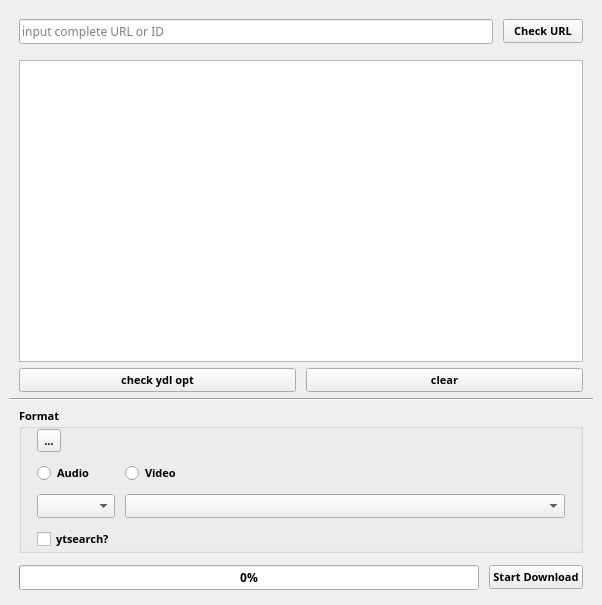
Qt form ui/main_v2.ui (3636382e35/ytdlp-gui) before a commit.
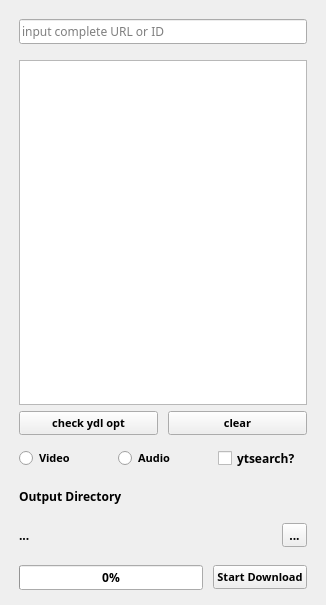
The same form after that commit.

```diff
--- a/ui/main_v2.ui
+++ b/ui/main_v2.ui
@@ -6,7 +6,7 @@
    <rect>
     <x>0</x>
     <y>0</y>
-    <width>602</width>
+    <width>326</width>
     <height>605</height>
    </rect>
   </property>
@@ -62,21 +62,6 @@
         </property>
        </widget>
       </item>
-      <item>
-       <widget class="QPushButton" name="check_url_button">
-        <property name="font">
-         <font>
-          <family>JetBrainsMonoNL NFM</family>
-          <pointsize>8</pointsize>
-          <weight>75</weight>
-          <bold>true</bold>
-         </font>
-        </property>
-        <property name="text">
-         <string>Check URL</string>
-        </property>
-       </widget>
-      </item>
      </layout>
     </item>
     <item>
@@ -153,13 +138,6 @@
       </item>
      </layout>
     </item>
-    <item>
-     <widget class="Line" name="line">
-      <property name="orientation">
-       <enum>Qt::Horizontal</enum>
-      </property>
-     </widget>
-    </item>
     <item>
      <layout class="QHBoxLayout" name="horizontalLayout_5">
       <property name="spacing">
@@ -168,11 +146,17 @@
       <property name="leftMargin">
        <number>10</number>
       </property>
+      <property name="topMargin">
+       <number>6</number>
+      </property>
       <property name="rightMargin">
        <number>10</number>
       </property>
+      <property name="bottomMargin">
+       <number>6</number>
+      </property>
       <item>
-       <widget class="QGroupBox" name="groupBox">
+       <widget class="QRadioButton" name="format_video_Rbtn">
         <property name="font">
          <font>
           <family>JetBrainsMonoNL NFM</family>
@@ -181,26 +165,12 @@
           <bold>true</bold>
          </font>
         </property>
-        <property name="title">
-         <string>Format</string>
+        <property name="text">
+         <string>Video</string>
         </property>
-        <layout class="QGridLayout" name="gridLayout">
-         <property name="leftMargin">
-          <number>15</number>
-         </property>
-         <property name="topMargin">
-          <number>0</number>
-         </property>
-         <property name="rightMargin">
-          <number>15</number>
-         </property>
-         <property name="bottomMargin">
-          <number>0</number>
-         </property>
-         <property name="spacing">
-          <number>10</number>
-         </property>
-         <item row="2" column="0">
+       </widget>
+      </item>
+      <item>
           <widget class="QRadioButton" name="format_audio_Rbtn">
            <property name="font">
             <font>
@@ -215,42 +185,76 @@
            </property>
           </widget>
          </item>
-         <item row="4" column="0">
+      <item>
           <widget class="QCheckBox" name="yt_search_chkbx">
            <property name="text">
             <string>ytsearch?</string>
            </property>
           </widget>
          </item>
-         <item row="2" column="1">
-          <widget class="QRadioButton" name="format_video_Rbtn">
-           <property name="font">
-            <font>
-             <family>JetBrainsMonoNL NFM</family>
-             <pointsize>8</pointsize>
-             <weight>75</weight>
-             <bold>true</bold>
-            </font>
-           </property>
+     </layout>
+    </item>
+    <item>
+     <layout class="QHBoxLayout" name="horizontalLayout_4" stretch="0">
+      <property name="spacing">
+       <number>10</number>
+      </property>
+      <property name="leftMargin">
+       <number>10</number>
+      </property>
+      <property name="topMargin">
+       <number>6</number>
+      </property>
+      <property name="rightMargin">
+       <number>10</number>
+      </property>
+      <property name="bottomMargin">
+       <number>6</number>
+      </property>
+      <item>
+       <widget class="QLabel" name="label">
+        <property name="lineWidth">
+         <number>0</number>
+        </property>
            <property name="text">
-            <string>Video</string>
+         <string>Output Directory</string>
            </property>
           </widget>
          </item>
-         <item row="3" column="1">
-          <widget class="QComboBox" name="comboBox_3"/>
-         </item>
-         <item row="3" column="0">
-          <widget class="QComboBox" name="comboBox_2"/>
-         </item>
-         <item row="1" column="0">
+     </layout>
+    </item>
+    <item>
+     <layout class="QHBoxLayout" name="horizontalLayout_7">
+      <property name="spacing">
+       <number>10</number>
+      </property>
+      <property name="leftMargin">
+       <number>10</number>
+      </property>
+      <property name="topMargin">
+       <number>6</number>
+      </property>
+      <property name="rightMargin">
+       <number>10</number>
+      </property>
+      <property name="bottomMargin">
+       <number>6</number>
+      </property>
+      <item>
+       <widget class="QLabel" name="file_path_label">
+        <property name="text">
+         <string>...</string>
+        </property>
+        <property name="wordWrap">
+         <bool>true</bool>
+        </property>
+       </widget>
+      </item>
+      <item>
           <widget class="QToolButton" name="toolButton">
            <property name="text">
             <string>...</string>
            </property>
-          </widget>
-         </item>
-        </layout>
        </widget>
       </item>
      </layout>
```
Left out of the diff: 2 changed lines with no effect on the pictures. Lines whose indentation alone changed are shown as unchanged.
